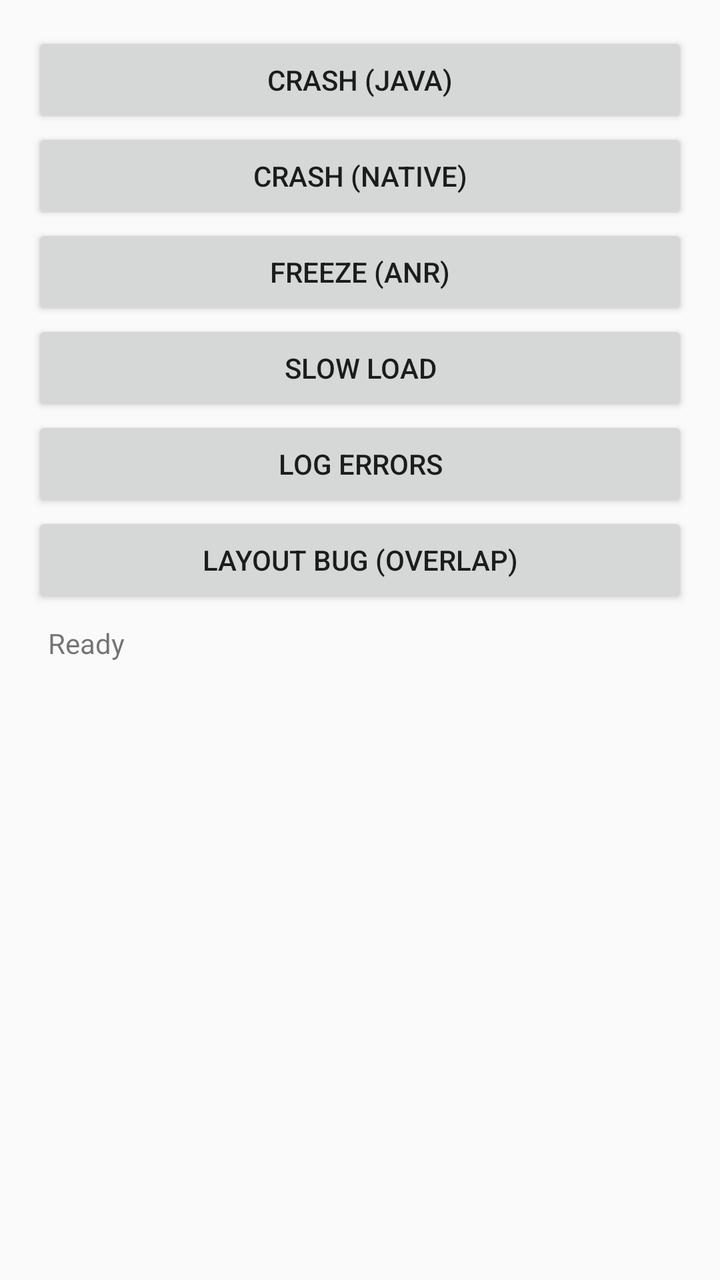
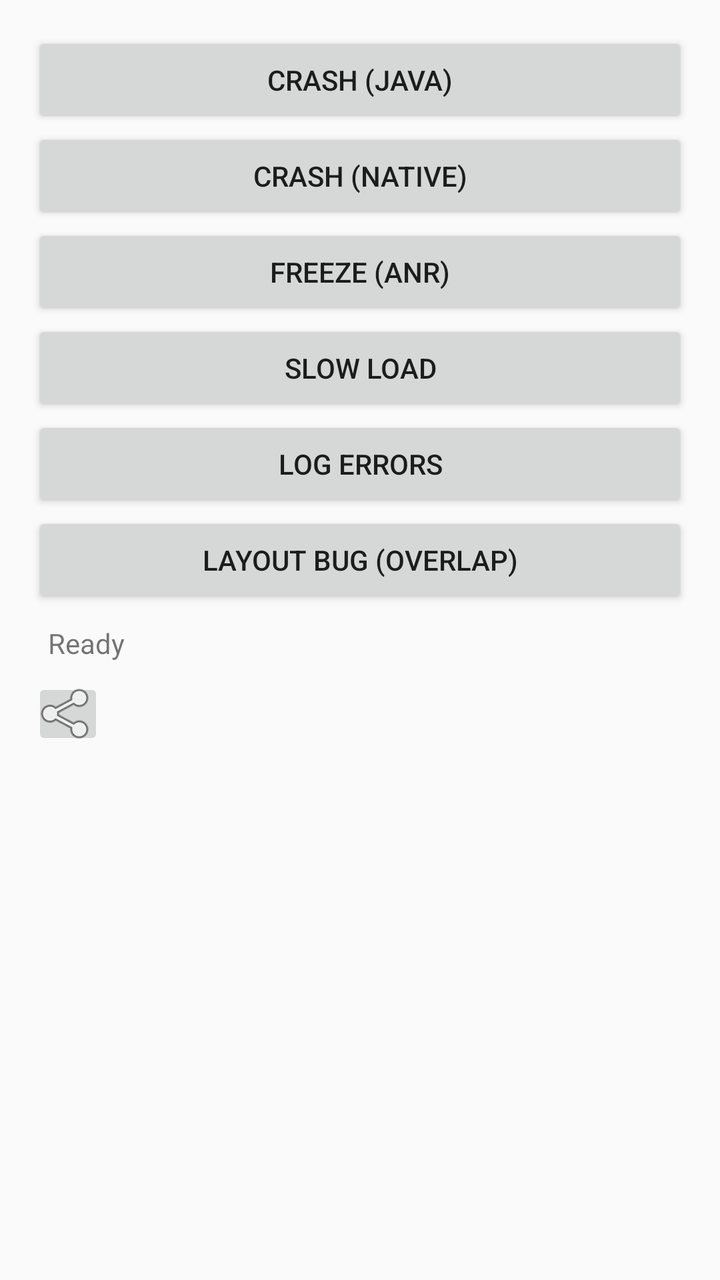

Two renders of the same Android screen: before a commit and after it. Below are the layout's source before the change and the commit's diff.
<!-- AndroidManifest.xml: application theme android:Theme.Material.Light.NoActionBar -->
<!-- res/layout/activity_troubles.xml -->
<?xml version="1.0" encoding="utf-8"?>
<LinearLayout xmlns:android="http://schemas.android.com/apk/res/android"
    android:layout_width="match_parent"
    android:layout_height="match_parent"
    android:orientation="vertical"
    android:padding="16dp">

    <Button android:id="@+id/crash_java" android:layout_width="match_parent" android:layout_height="wrap_content" android:text="Crash (Java)" />
    <Button android:id="@+id/crash_native" android:layout_width="match_parent" android:layout_height="wrap_content" android:text="Crash (native)" />
    <Button android:id="@+id/freeze" android:layout_width="match_parent" android:layout_height="wrap_content" android:text="Freeze (ANR)" />
    <Button android:id="@+id/slow" android:layout_width="match_parent" android:layout_height="wrap_content" android:text="Slow load" />
    <Button android:id="@+id/log_errors" android:layout_width="match_parent" android:layout_height="wrap_content" android:text="Log errors" />
    <Button android:id="@+id/overlap" android:layout_width="match_parent" android:layout_height="wrap_content" android:text="Layout bug (overlap)" />

    <ProgressBar
        android:id="@+id/progress"
        android:layout_width="wrap_content"
        android:layout_height="wrap_content"
        android:layout_gravity="center_horizontal"
        android:visibility="gone" />

    <TextView
        android:id="@+id/status"
        android:layout_width="match_parent"
        android:layout_height="wrap_content"
        android:padding="8dp"
        android:text="Ready" />
</LinearLayout>
<!-- resources referenced by this layout -->
<resources>

</resources>

<!-- the commit's change to res/layout/activity_troubles.xml (unified diff, before → after) -->
@@ -25,4 +25,11 @@
         android:layout_height="wrap_content"
         android:padding="8dp"
         android:text="Ready" />
+
+    
+    <ImageButton
+        android:id="@+id/share"
+        android:layout_width="36dp"
+        android:layout_height="36dp"
+        android:src="@android:drawable/ic_menu_share" />
 </LinearLayout>
